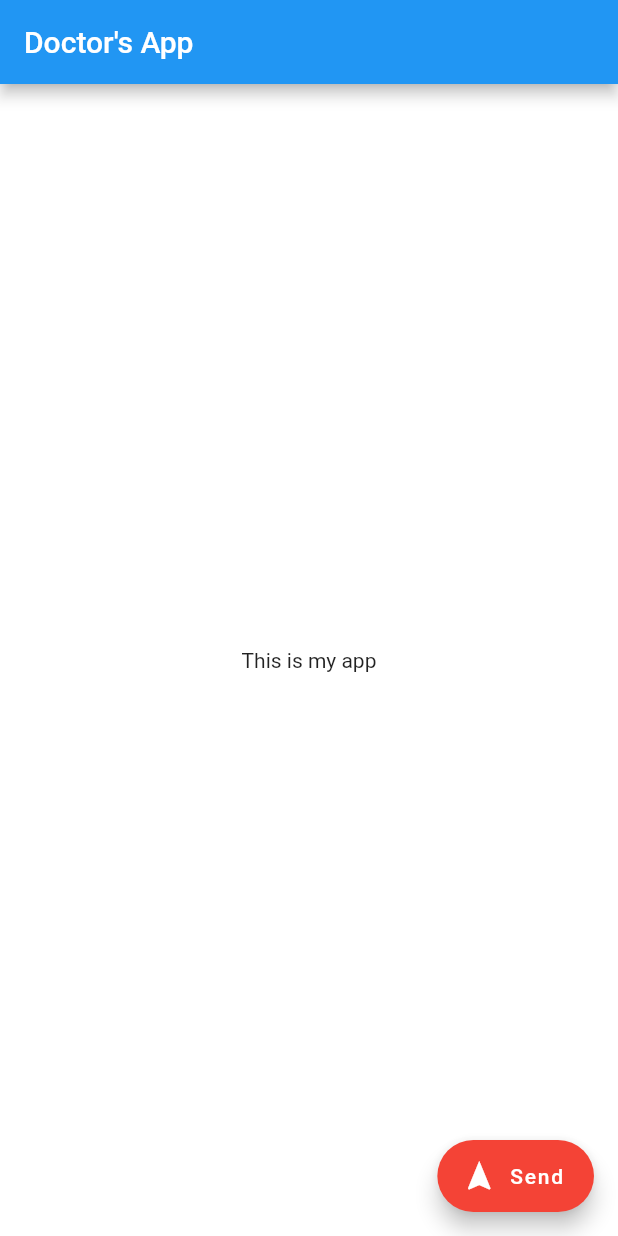
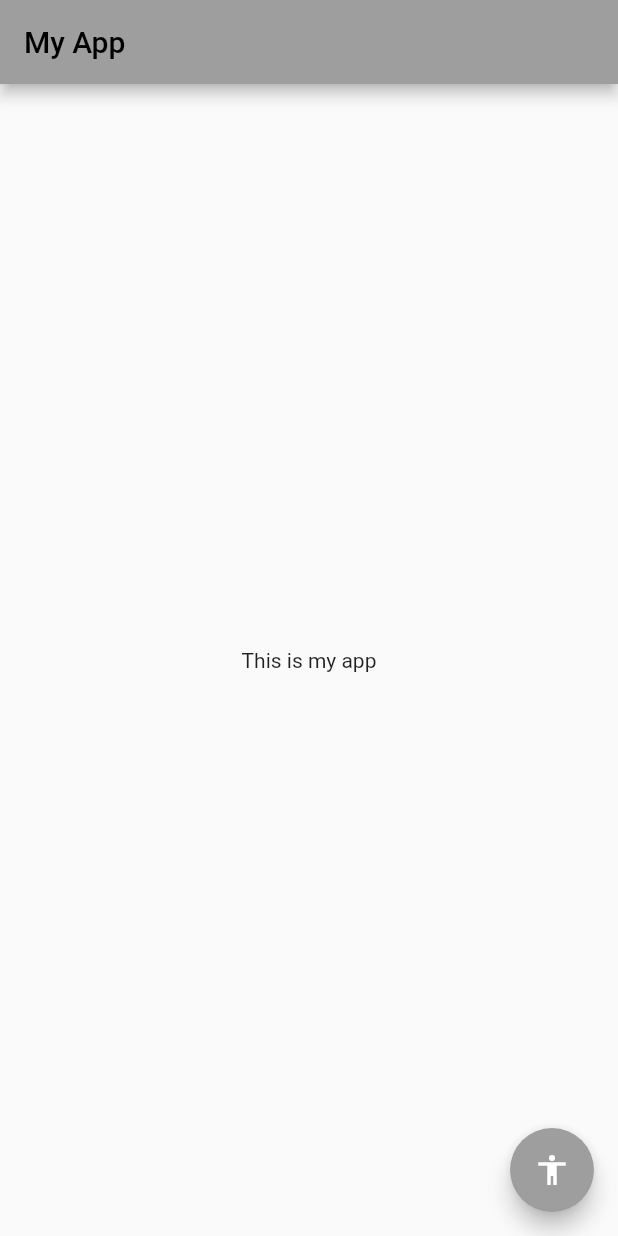
Before and after one commit to zubairbhuian/flutter_arafan, a Flutter app: the screen it shows after launch, on a phone screen of 412 x 824 dp. Run offline on Flutter 3.47's test engine with Material 2 defaults, Android fonts, the light colour scheme and no system bars.

Commit message:
test14.1

```diff
--- a/lib/main.dart
+++ b/lib/main.dart
@@ -1,8 +1,6 @@
 import 'package:flutter/material.dart';
 
-void main() {
-  runApp(MyApp());
-}
+void main() => runApp(MyApp());
 
 class MyApp extends StatelessWidget {
   const MyApp({Key? key}) : super(key: key);
@@ -12,22 +10,20 @@ class MyApp extends StatelessWidget {
     return MaterialApp(
       debugShowCheckedModeBanner: false,
       theme: ThemeData(
-        primarySwatch: Colors.blue,
-      ),
+          // primaryColor:Colors.red,
+          primarySwatch: Colors.grey),
       home: Scaffold(
         appBar: AppBar(
-          title: Text("Doctor's App"),
+          title: const Text("My App"),
         ),
-        body: const Center(
-          child: Text("This is my app"),
+        body: const Center(child: Text("This is my app")),
+        floatingActionButton: FloatingActionButton(
+          onPressed: () {},
+          child: Icon(
+            Icons.accessibility,
+            color: Colors.white,
+          ),
         ),
-        backgroundColor: Colors.white,
-        floatingActionButton: FloatingActionButton.extended(
-          onPressed: (){},
-          label: const Text('Send'),
-          icon: const Icon(Icons.navigation),
-          backgroundColor: Colors.red,
-          ),
       ),
     );
   }
```
